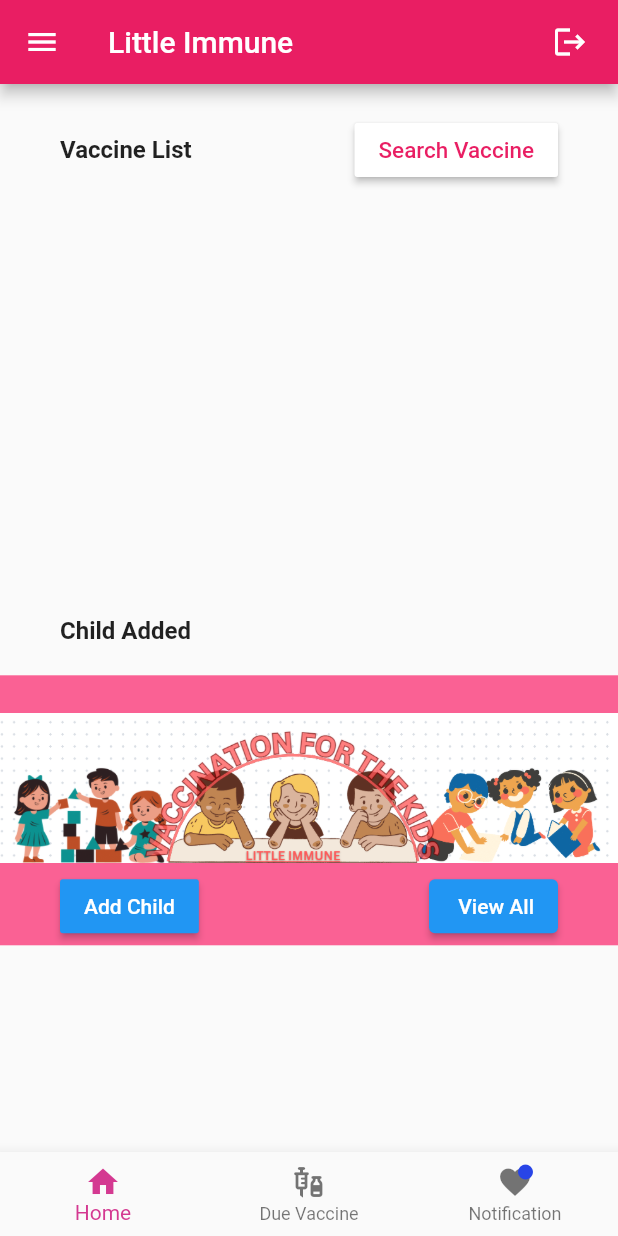
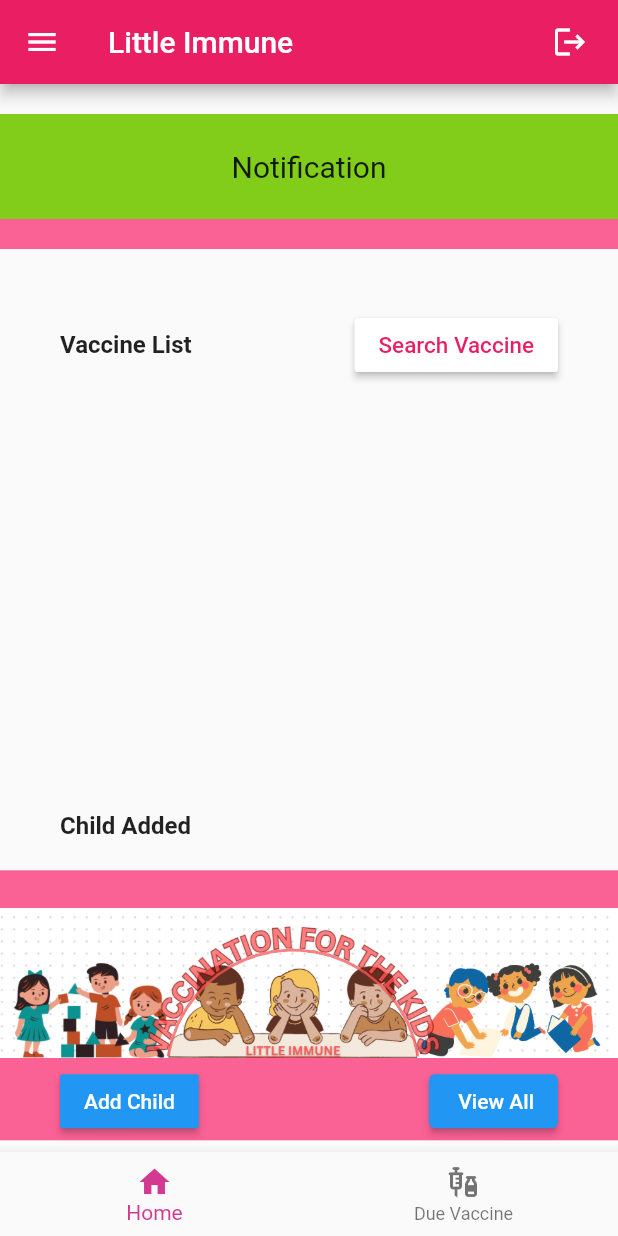
Before and after one commit to DiyaSingla/Little-Immune, a Flutter app: the Dashboard screen opened directly with empty values, on a phone screen of 412 x 824 dp. Run offline on Flutter 3.47's test engine with Material 2 defaults, Android fonts, the phone set to English and light mode, and no system bars; our stand-ins replace cloud_firestore, firebase_auth, firebase_core, flutter_local_notifications, table_calendar; accounts and stored records are empty.

Commit message:
notification and all other decided changes has been done

```diff
--- a/lib/Screen/Notificationformat.dart
+++ b/lib/Screen/Notificationformat.dart
@@ -4,6 +4,77 @@ import '../util/appLayout.dart';
 import 'package:flutter_local_notifications/flutter_local_notifications.dart';
 
 class NotificationFormat extends StatelessWidget {
+  const NotificationFormat({super.key, required this.email});
+  final String email;
+
+  @override
+  Widget build(BuildContext context) {
+    final size = AppLayout.getSize(context);
+    return SizedBox(
+      width: size.width * 0.3,
+      height: 100,
+      child: Column(
+        crossAxisAlignment: CrossAxisAlignment.center,
+        children: [
+          Row(
+            mainAxisAlignment: MainAxisAlignment.spaceBetween,
+            children: [
+              Flexible(
+                child: Stack(
+                  children: [
+                    Container(
+                      padding: const EdgeInsets.only(top: 40, left: 70),
+                      height: 90,
+                      decoration: const BoxDecoration(
+                        color: Color.fromARGB(255, 250, 97, 148),
+                      ),
+                    ),
+                    SizedBox(
+                      height: 10,
+                    ),
+                    Row(mainAxisAlignment: MainAxisAlignment.center, children: [
+                      Padding(padding: EdgeInsets.only(top: 70)),
+                      Flexible(
+                        child: Container(
+                          width: 1000,
+                          height: 70,
+                          color: Color.fromARGB(232, 118, 216, 14),
+                          child: const Align(
+                            alignment: Alignment.center,
+                            child: Text(
+                              'Notification',
+                              maxLines: 3,
+                              textAlign: TextAlign.center,
+                              style: TextStyle(
+                                fontSize: 20,
+                              ),
+                            ),
+                          ),
+                        ),
+                      ),
+                    ]),
+                  ],
+                ),
+              ),
+            ],
+          ),
+        ],
+      ),
+    );
+    // TODO: implement build
+    throw UnimplementedError();
+  }
+}
+
+
+
+
+
+
+
+
+
+/*class NotificationFormat extends StatelessWidget {
   const NotificationFormat({Key? key}) : super(key: key);
 
 //   Future<dynamic> onDidReceiveLocalNotification(
@@ -62,7 +133,7 @@ class NotificationFormat extends StatelessWidget {
     final size = AppLayout.getSize(context);
     return SizedBox(
         width: size.width * 0.8,
-        height: 250,
+        height: 200,
         child: Column(
           crossAxisAlignment: CrossAxisAlignment.start,
           children: [
@@ -76,11 +147,8 @@ class NotificationFormat extends StatelessWidget {
                         Container(
                           padding: const EdgeInsets.only(left: 70),
                           height: 250,
-                          decoration: const BoxDecoration(
-                            color: Color.fromARGB(255, 250, 97, 148),
-                          ),
                         ),
-                        Row(
+                        /*Row(
                           mainAxisAlignment: MainAxisAlignment.spaceEvenly,
                           children: [
                             Column(
@@ -93,9 +161,14 @@ class NotificationFormat extends StatelessWidget {
                                       padding: const EdgeInsets.all(20),
                                       width: 180,
                                       height: 180,
+                                      padding: EdgeInsets.all(20),
+                                      width: 120,
+                                      height: 120,
                                       decoration: BoxDecoration(
+                                          border:
+                                              Border.all(color: Colors.black),
                                           borderRadius:
-                                              BorderRadius.circular(12),
+                                              BorderRadius.circular(10),
                                           color: Colors.blue,
                                           image: const DecorationImage(
                                             fit: BoxFit.cover,
@@ -113,28 +186,14 @@ class NotificationFormat extends StatelessWidget {
                                       padding:
                                           EdgeInsets.only(left: 20, top: 20)),
                                   Text(
-                                    'Name Of Medicine',
+                                    'Name Of Children',
                                     textAlign: TextAlign.center,
                                   ),
                                   Padding(
                                       padding:
                                           EdgeInsets.only(left: 20, top: 20)),
                                   Text(
-                                    'Age :',
-                                    textAlign: TextAlign.center,
-                                  ),
-                                  Padding(
-                                      padding:
-                                          EdgeInsets.only(left: 20, top: 20)),
-                                  Text(
-                                    'Dose : ',
-                                    textAlign: TextAlign.center,
-                                  ),
-                                  Padding(
-                                      padding:
-                                          EdgeInsets.only(left: 20, top: 20)),
-                                  Text(
-                                    'Dose Remained: ',
+                                    'Name of vaccine',
                                     textAlign: TextAlign.center,
                                   ),
                                   Padding(
@@ -173,7 +232,7 @@ class NotificationFormat extends StatelessWidget {
                               ],
                             ),
                           ],
-                        ),
+                        ),*/
                       ],
                     ),
                   )
@@ -183,4 +242,4 @@ class NotificationFormat extends StatelessWidget {
           ],
         ));
   }
-}
+}*/
--- a/lib/Screen/home.dart
+++ b/lib/Screen/home.dart
@@ -1,5 +1,6 @@
 import 'package:cloud_firestore/cloud_firestore.dart';
 import 'package:flutter/material.dart';
+import 'package:little_immune/Screen/Notificationformat.dart';
 import 'package:little_immune/Screen/childInfo.dart';
 import 'package:little_immune/vaccine_search.dart';
 import 'package:little_immune/util/vaccineTile.dart';
@@ -13,8 +14,13 @@ class Home extends StatelessWidget {
     return Scaffold(
       body: ListView(
         children: [
+          const SizedBox(
+            height: 20,
+            width: 40,
+          ),
+          NotificationFormat(email: email),
           Container(
-            padding: const EdgeInsets.only(top: 20, left: 40, right: 40),
+            padding: const EdgeInsets.only(top: 30, left: 40, right: 40),
             child: Row(
               mainAxisAlignment: MainAxisAlignment.spaceBetween,
               children: [
--- a/lib/dashboard.dart
+++ b/lib/dashboard.dart
@@ -31,14 +31,14 @@ class _dashboardState extends State<Dashboard> {
                   )));
     }
 
-    if (index == 2) {
+    /*if (index == 2) {
       Navigator.pushReplacement(
           context,
           MaterialPageRoute(
               builder: (context) => Notifications(
                     email: widget.email,
                   )));
-    }
+    }*/
   }
 
   int _selectedIndex = 0;
@@ -180,7 +180,7 @@ class _dashboardState extends State<Dashboard> {
                                 "Signed out"), // Duration for which the snackbar will be visible
                           ),
                         );
-                        Navigator.pushReplacement(
+                        Navigator.push(
                             context,
                             MaterialPageRoute(
                                 builder: (context) => const SignIn()));
@@ -193,16 +193,16 @@ class _dashboardState extends State<Dashboard> {
           ),
         ),
         bottomNavigationBar: BottomNavigationBar(
-          items: [
-            const BottomNavigationBarItem(
+          items: const [
+            BottomNavigationBarItem(
                 label: 'Home',
                 icon: Icon(Icons.home),
                 backgroundColor: Colors.pink),
-            const BottomNavigationBarItem(
+            BottomNavigationBarItem(
               label: 'Due Vaccine',
               icon: Icon(Icons.vaccines),
             ),
-            BottomNavigationBarItem(
+            /*BottomNavigationBarItem(
               label: "Notification",
               icon: Stack(children: [
                 const Icon(Icons.favorite),
@@ -219,7 +219,7 @@ class _dashboardState extends State<Dashboard> {
                       ],
                     )),
               ]),
-            ),
+            ),*/
           ],
           currentIndex: _selectedIndex,
           selectedItemColor: const Color.fromARGB(255, 212, 57, 145),
--- a/lib/signin.dart
+++ b/lib/signin.dart
@@ -83,7 +83,7 @@ class _SignInState extends State<SignIn> {
     return Row(
       mainAxisAlignment: MainAxisAlignment.center,
       children: [
-        const Text("Don't have an account?",
+        const Text("Don't have an account? ",
             style: TextStyle(color: Colors.white70)),
         GestureDetector(
           onTap: () {
--- a/lib/util/child_list.dart
+++ b/lib/util/child_list.dart
@@ -36,7 +36,7 @@ class _ChildListPageState extends State<ChildListPage> {
         title: const Text('Child List'),
         backgroundColor: const Color.fromARGB(255, 238, 74, 128),
         leading: IconButton(
-            onPressed: () => Navigator.pushReplacement(
+            onPressed: () => Navigator.push(
                 context,
                 MaterialPageRoute(
                     builder: (context) => Dashboard(
--- a/pubspec.yaml
+++ b/pubspec.yaml
@@ -46,6 +46,7 @@ dependencies:
   firebase_messaging: ^14.4.0
   flutter_datetime_picker: ^1.5.1
   shared_preferences: ^2.1.0
+  mailer: ^5.0.2
 
 dev_dependencies:
   flutter_test:
```
Also changed, not shown: lib/history.dart (+13 -3 lines), lib/missed_vaccine_list.dart (+13 -3 lines), lib/signup.dart (+21 -0 lines), lib/util/dueVaccinePage.dart (added, +114 -0 lines), lib/util/due_vaccine_list.dart (+13 -3 lines), lib/util/notification.dart (+19 -12 lines), pubspec.lock.
